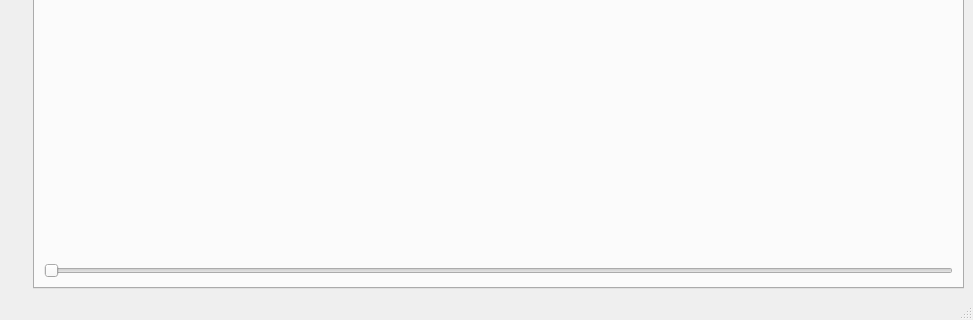
Old version of the form mainwindow.ui in the repository FastTrackOrg/FastTrack; both pictures show x 0 to 973 and y 517 to 837 of the 973 by 837 pixel window.
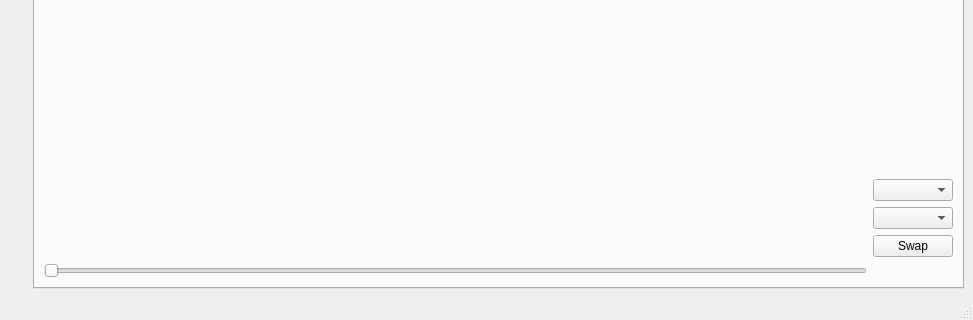
New version of the form. The open tabs and pages were chosen to show the change.

Commit message: [feat] replay: add tracking correction

The edit to the form file:
```diff
--- a/mainwindow.ui
+++ b/mainwindow.ui
@@ -170,26 +170,39 @@
           </property>
          </widget>
         </item>
-        <item row="2" column="0" colspan="2">
+        <item row="1" column="0">
+         <widget class="QLabel" name="replayDisplay">
+          <property name="sizePolicy">
+           <sizepolicy hsizetype="Ignored" vsizetype="Ignored">
+            <horstretch>0</horstretch>
+            <verstretch>0</verstretch>
+           </sizepolicy>
+          </property>
+          <property name="text">
+           <string/>
+          </property>
+         </widget>
+        </item>
+        <item row="2" column="1">
+         <widget class="QComboBox" name="object1Replay"/>
+        </item>
+        <item row="3" column="1">
+         <widget class="QComboBox" name="object2Replay"/>
+        </item>
+        <item row="4" column="1">
+         <widget class="QPushButton" name="swapReplay">
+          <property name="text">
+           <string>Swap</string>
+          </property>
+         </widget>
+        </item>
+        <item row="5" column="0">
          <widget class="QSlider" name="replaySlider">
           <property name="orientation">
            <enum>Qt::Horizontal</enum>
           </property>
          </widget>
         </item>
-        <item row="1" column="0" colspan="2">
-         <widget class="QLabel" name="replayDisplay">
-          <property name="sizePolicy">
-           <sizepolicy hsizetype="Ignored" vsizetype="Ignored">
-            <horstretch>0</horstretch>
-            <verstretch>0</verstretch>
-           </sizepolicy>
-          </property>
-          <property name="text">
-           <string/>
-          </property>
-         </widget>
-        </item>
        </layout>
       </widget>
      </widget>
```
Left out of the diff: 2 changed lines with no effect on the pictures. The commit also changes 2 other files.
